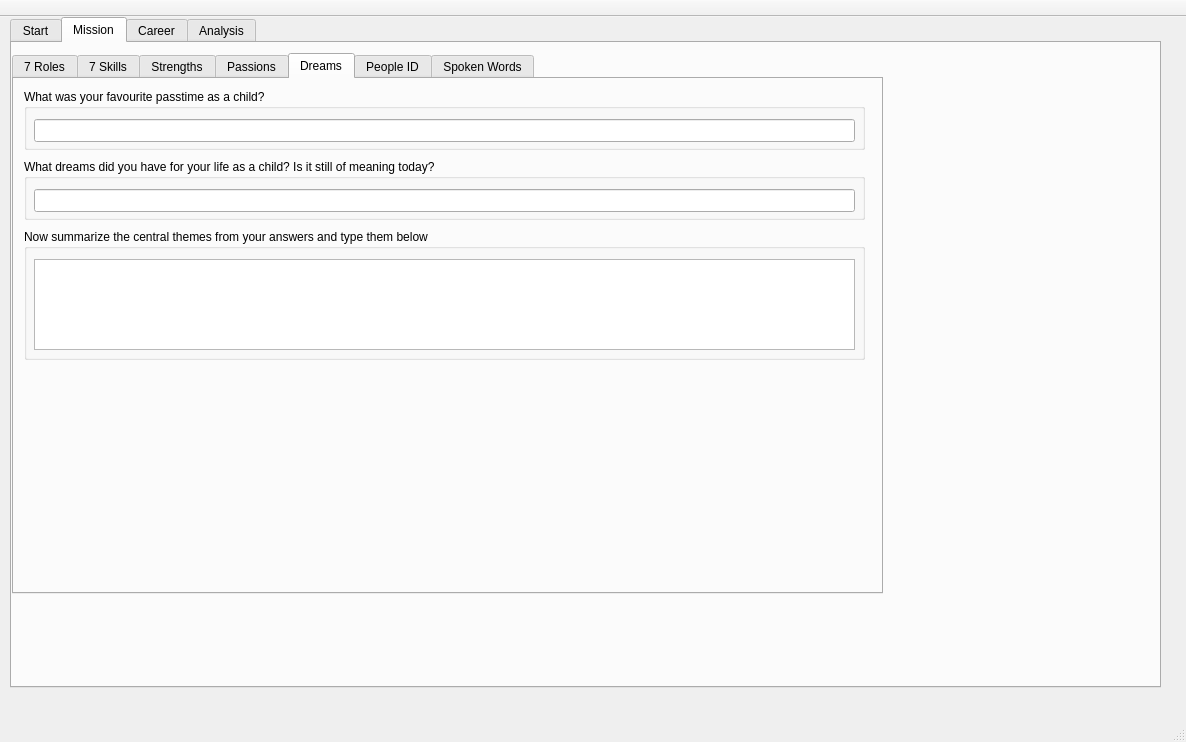
The window that src/prothesis-gui/mainwindow.ui (egeldenhuys/prothesis) describes before a commit, drawn with Qt 5.
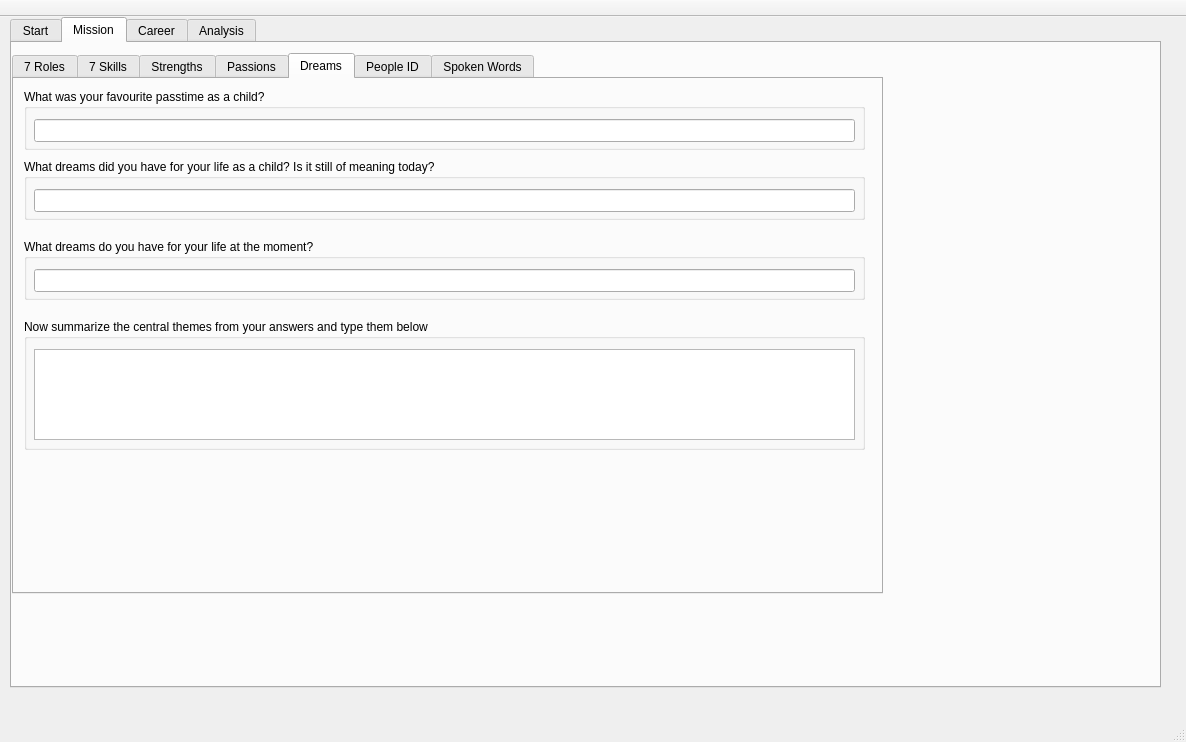
The same window after the commit. The open tabs and pages were chosen to show the change.

Commit message: Display and Save Dreams on GUI

The edit to the form file:
```diff
--- a/src/prothesis-gui/mainwindow.ui
+++ b/src/prothesis-gui/mainwindow.ui
@@ -1432,7 +1432,7 @@
         <property name="geometry">
          <rect>
           <x>10</x>
-          <y>150</y>
+          <y>240</y>
           <width>841</width>
           <height>131</height>
          </rect>
@@ -1451,6 +1451,29 @@
          </property>
         </widget>
        </widget>
+       <widget class="QGroupBox" name="groupBox_39">
+        <property name="geometry">
+         <rect>
+          <x>10</x>
+          <y>160</y>
+          <width>841</width>
+          <height>61</height>
+         </rect>
+        </property>
+        <property name="title">
+         <string>What dreams do you have for your life at the moment?</string>
+        </property>
+        <widget class="QLineEdit" name="txtDreamsCurrent">
+         <property name="geometry">
+          <rect>
+           <x>10</x>
+           <y>30</y>
+           <width>821</width>
+           <height>23</height>
+          </rect>
+         </property>
+        </widget>
+       </widget>
       </widget>
       <widget class="QWidget" name="tab_8">
        <attribute name="title">
```
Left out of the diff: 17 changed lines with no effect on the pictures. The commit also changes 4 other files.
